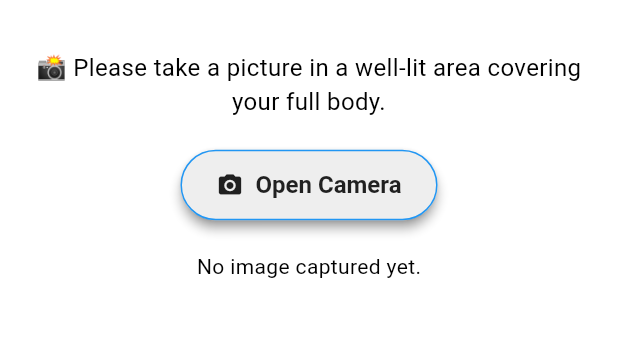
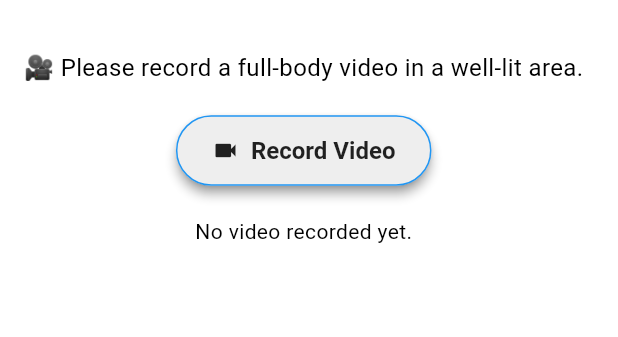
Before and after one commit to dobby0018/VirtualTry, a Flutter app: the TryOnPage screen opened directly, on a phone screen of 412 x 824 dp, the part 58-395 px from its top. Run offline on Flutter 3.47's test engine with Material 3 defaults, Android fonts, the phone set to English and light mode, and no system bars; our stand-ins replace get, get_storage, iconsax, image_picker, logger, permission_handler and 1 more; accounts and stored records are empty; Roboto replaces fonts that are missing (Poppins).

Commit message:
video try on

```diff
--- a/frontend/lib/features/tryon/screens/tryon_page.dart
+++ b/frontend/lib/features/tryon/screens/tryon_page.dart
@@ -1,7 +1,10 @@
 import 'dart:io';
+import 'dart:math' as math;
 import 'package:flutter/material.dart';
 import 'package:image_picker/image_picker.dart';
 import 'package:permission_handler/permission_handler.dart';
+import 'package:video_player/video_player.dart';
+import 'package:flutter_vto_project/features/tryon/screens/View3DClothesPage.dart';
 
 class TryOnPage extends StatefulWidget {
   const TryOnPage({super.key});
@@ -11,9 +14,10 @@ class TryOnPage extends StatefulWidget {
 }
 
 class _TryOnPageState extends State<TryOnPage> {
-  File? _imageFile;
-  // Step 1: Add this function inside your state class
-  void _showSuccessDialog(File imageFile) {
+  File? _videoFile;
+  VideoPlayerController? _videoController;
+
+  void _showSuccessDialog(File videoFile) {
     showDialog(
       context: context,
       barrierDismissible: false,
@@ -28,10 +32,10 @@ class _TryOnPageState extends State<TryOnPage> {
             child: Column(
               mainAxisSize: MainAxisSize.min,
               children: [
-                CircleAvatar(radius: 40, backgroundImage: FileImage(imageFile)),
+                const Icon(Icons.videocam, size: 60, color: Colors.indigo),
                 const SizedBox(height: 20),
                 const Text(
-                  "Your 3D has been successfully created!",
+                  "Your video has been successfully recorded!",
                   style: TextStyle(fontSize: 16, fontWeight: FontWeight.w600),
                   textAlign: TextAlign.center,
                 ),
@@ -39,7 +43,12 @@ class _TryOnPageState extends State<TryOnPage> {
                 ElevatedButton(
                   onPressed: () {
                     Navigator.pop(context); // Close dialog
-                    // TODO: Navigate to your 3D cloth try-on screen
+                    Navigator.push(
+                      context,
+                      MaterialPageRoute(
+                        builder: (context) => const View3DClothesPage(),
+                      ),
+                    );
                   },
                   style: ElevatedButton.styleFrom(
                     backgroundColor: Colors.indigo[900],
@@ -52,7 +61,7 @@ class _TryOnPageState extends State<TryOnPage> {
                     ),
                   ),
                   child: const Text(
-                    "View clothes in 3D",
+                    "Process Video for 3D",
                     style: TextStyle(
                       color: Colors.white,
                       fontWeight: FontWeight.bold,
@@ -67,29 +76,43 @@ class _TryOnPageState extends State<TryOnPage> {
     );
   }
 
-  // Step 2: Update your camera function to call this modal
-  Future<void> _requestCameraPermissionAndCaptureImage() async {
+  Future<void> _requestCameraPermissionAndRecordVideo() async {
     var status = await Permission.camera.request();
 
     if (status.isGranted) {
-      final pickedImage = await ImagePicker().pickImage(
+      final pickedVideo = await ImagePicker().pickVideo(
         source: ImageSource.camera,
         preferredCameraDevice: CameraDevice.rear,
+        maxDuration: const Duration(seconds: 30), // Optional: Limit duration
       );
 
-      if (pickedImage != null) {
+      if (pickedVideo != null) {
+        final videoFile = File(pickedVideo.path);
+
         setState(() {
-          _imageFile = File(pickedImage.path);
+          _videoFile = videoFile;
+          _videoController?.dispose(); // Dispose old controller
+          _videoController = VideoPlayerController.file(videoFile)
+            ..initialize().then((_) {
+              setState(() {});
+              _videoController?.setLooping(true);
+              _videoController?.play(); // Autoplay
+            });
         });
 
-        // 🔥 Show the modal here after picking image
-        _showSuccessDialog(_imageFile!);
+        _showSuccessDialog(videoFile);
       }
     } else {
       ScaffoldMessenger.of(context).showSnackBar(
         const SnackBar(content: Text("Camera permission is required")),
       );
     }
+  }
+
+  @override
+  void dispose() {
+    _videoController?.dispose();
+    super.dispose();
   }
 
   @override
@@ -101,24 +124,23 @@ class _TryOnPageState extends State<TryOnPage> {
         child: Column(
           children: [
             const Text(
-              '📸 Please take a picture in a well-lit area covering your full body.',
+              '🎥 Please record a full-body video in a well-lit area.',
               style: TextStyle(fontSize: 16),
               textAlign: TextAlign.center,
             ),
             const SizedBox(height: 20),
-
             ElevatedButton.icon(
-              icon: const Icon(Icons.camera_alt, color: Colors.black87),
+              icon: const Icon(Icons.videocam, color: Colors.black87),
               label: const Text(
-                'Open Camera',
+                'Record Video',
                 style: TextStyle(
                   color: Colors.black87,
                   fontWeight: FontWeight.w600,
                 ),
               ),
-              onPressed: _requestCameraPermissionAndCaptureImage,
+              onPressed: _requestCameraPermissionAndRecordVideo,
               style: ElevatedButton.styleFrom(
-                backgroundColor: Colors.grey[200], // Light color for dark theme
+                backgroundColor: Colors.grey[200],
                 foregroundColor: Colors.black87,
                 padding: const EdgeInsets.symmetric(
                   horizontal: 24.0,
@@ -131,21 +153,46 @@ class _TryOnPageState extends State<TryOnPage> {
                 shadowColor: Colors.grey[700],
               ),
             ),
-
             const SizedBox(height: 20),
-
-            _imageFile != null
+            _videoFile != null
                 ? Column(
                   children: [
                     const Text(
-                      'Captured Image:',
+                      'Recorded Video:',
                       style: TextStyle(fontWeight: FontWeight.bold),
                     ),
-                    const SizedBox(height: 10),
-                    Image.file(_imageFile!, height: 300),
+                    const SizedBox(height: 30),
+                    Container(
+                      width: MediaQuery.of(context).size.width,
+                      height:
+                          MediaQuery.of(context).size.height *
+                          0.6, // taller height
+                      padding: const EdgeInsets.all(12),
+                      child:
+                          _videoController != null &&
+                                  _videoController!.value.isInitialized
+                              ? ClipRRect(
+                                borderRadius: BorderRadius.circular(16),
+                                child: FittedBox(
+                                  fit: BoxFit.contain, // maintain proportions
+                                  child: SizedBox(
+                                    width:
+                                        _videoController!
+                                            .value
+                                            .size
+                                            .height, // switch width and height
+                                    height: _videoController!.value.size.width,
+                                    child: VideoPlayer(_videoController!),
+                                  ),
+                                ),
+                              )
+                              : const Center(
+                                child: CircularProgressIndicator(),
+                              ),
+                    ),
                   ],
                 )
-                : const Text("No image captured yet."),
+                : const Text("No video recorded yet."),
           ],
         ),
       ),
--- a/frontend/lib/utils/constants/text_strings.dart
+++ b/frontend/lib/utils/constants/text_strings.dart
@@ -29,7 +29,7 @@ class TTexts {
   static const String username = "Username";
   static const String phoneNo = "Phone Number";
   static const String rememberMe = "Remember Me";
-  static const String forgetPassword = "Forget Password";
+  static const String forgetPassword = "Forgot Password?";
   static const String signIn = "Sign In";
   static const String createAccount = "Create Account";
   static const String signInWith = "or sign in with";
--- a/frontend/pubspec.yaml
+++ b/frontend/pubspec.yaml
@@ -23,6 +23,8 @@ dependencies:
   animated_splash_screen: ^1.3.0
   image_picker: ^1.0.4
   permission_handler: ^11.0.1
+  video_player: ^2.7.0
+
   # Icons
   iconsax: ^0.0.8
   cupertino_icons: ^1.0.2
```
Also changed, not shown: frontend/lib/features/auth/screens/login/login_page.dart (+21 -5 lines), frontend/lib/features/tryon/screens/View3DClothesPage.dart (added, +36 -0 lines), 1 other file.
